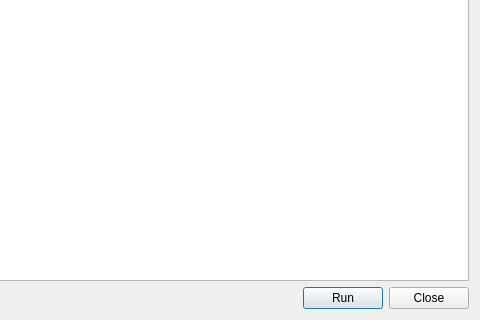
First picture: the form in source/application/script/ScriptEditorDialog.ui, repository CST-Modelling-Tools/TonatiuhPP, before the edit; both pictures show x 309 to 789 and y 200 to 520 of the 789 by 520 pixel window.
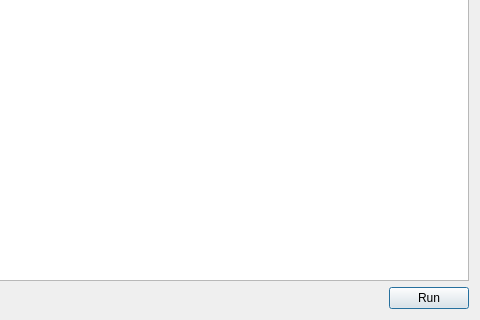
Second picture: the form after the edit. Custom widgets are drawn as their Qt base class.

Commit message: Modeless ScriptEditorDialog

```diff
--- a/source/application/script/ScriptEditorDialog.ui
+++ b/source/application/script/ScriptEditorDialog.ui
@@ -45,13 +45,6 @@
        </property>
       </widget>
      </item>
-     <item>
-      <widget class="QPushButton" name="closeButton">
-       <property name="text">
-        <string>Close</string>
-       </property>
-      </widget>
-     </item>
     </layout>
    </item>
   </layout>
```
The commit also changes 5 other files.
